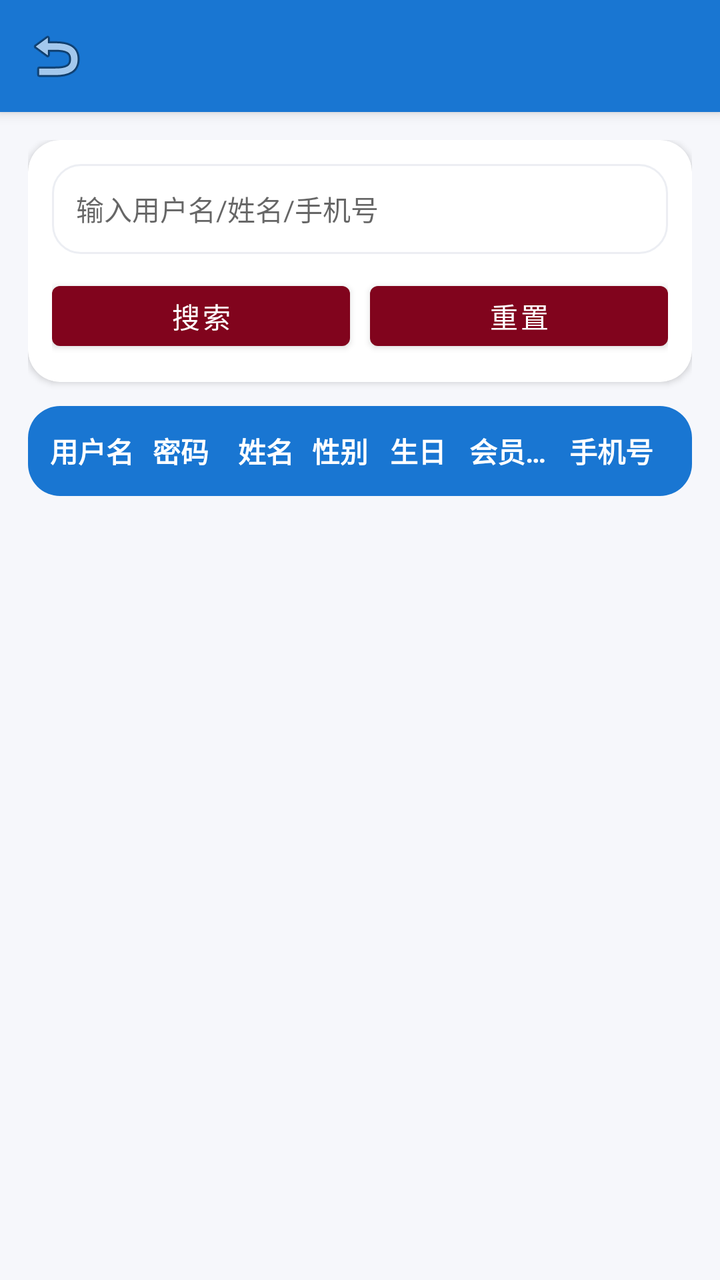
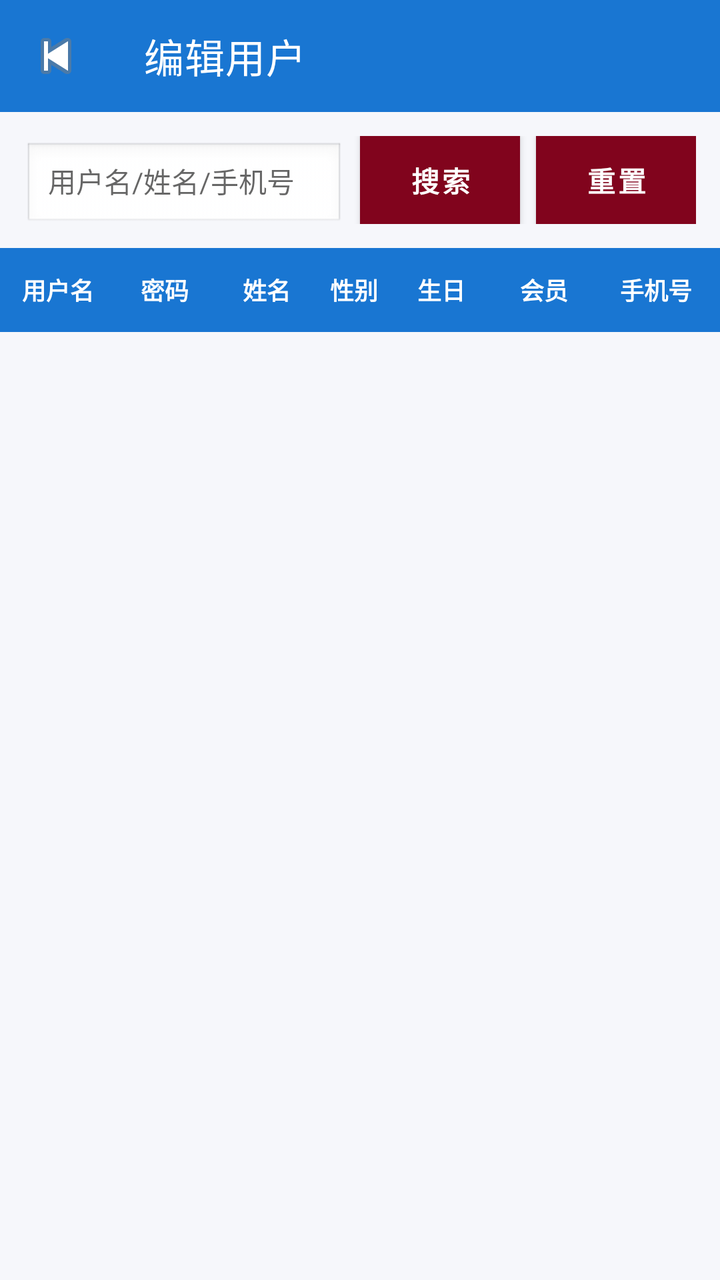

The first picture is an Android layout as it rendered before a commit; the second is the same layout after the commit. The layout source and the unified diff follow.
<!-- AndroidManifest.xml: application theme AppTheme -->
<!-- res/layout/activity_admin_editer_users.xml -->
<?xml version="1.0" encoding="utf-8"?>
<androidx.coordinatorlayout.widget.CoordinatorLayout
    xmlns:android="http://schemas.android.com/apk/res/android"
    xmlns:app="http://schemas.android.com/apk/res-auto"
    android:layout_width="match_parent"
    android:layout_height="match_parent"
    android:background="#F6F7FB">

    <com.google.android.material.appbar.AppBarLayout
        android:layout_width="match_parent"
        android:layout_height="wrap_content">

        <com.google.android.material.appbar.MaterialToolbar
            android:id="@+id/adminUserEditTopBar"
            android:layout_width="match_parent"
            android:layout_height="wrap_content"
            android:background="@color/colorPrimary"
            android:title="编辑用户"
            android:titleTextColor="@color/white"
            app:navigationIcon="@android:drawable/ic_menu_revert"/>
    </com.google.android.material.appbar.AppBarLayout>

    <LinearLayout
        android:layout_width="match_parent"
        android:layout_height="match_parent"
        android:orientation="vertical"
        android:padding="14dp"
        app:layout_behavior="@string/appbar_scrolling_view_behavior">

        <com.google.android.material.card.MaterialCardView
            android:layout_width="match_parent"
            android:layout_height="wrap_content"
            app:cardCornerRadius="16dp"
            app:cardElevation="2dp">

            <LinearLayout
                android:layout_width="match_parent"
                android:layout_height="wrap_content"
                android:padding="12dp"
                android:orientation="vertical">

                <EditText
                    android:id="@+id/et_keyword"
                    android:layout_width="match_parent"
                    android:layout_height="45dp"
                    android:hint="输入用户名/姓名/手机号"
                    android:background="@drawable/bg_admin_card"
                    android:paddingStart="12dp"
                    android:paddingEnd="12dp"
                    android:textSize="14sp"/>

                <LinearLayout
                    android:layout_width="match_parent"
                    android:layout_height="wrap_content"
                    android:orientation="horizontal"
                    android:layout_marginTop="10dp">

                    <Button
                        android:id="@+id/btn_search"
                        android:layout_width="0dp"
                        android:layout_height="42dp"
                        android:layout_weight="1"
                        android:text="搜索"/>

                    <Button
                        android:id="@+id/btn_reset"
                        android:layout_width="0dp"
                        android:layout_height="42dp"
                        android:layout_weight="1"
                        android:layout_marginStart="10dp"
                        android:text="重置"/>
                </LinearLayout>
            </LinearLayout>
        </com.google.android.material.card.MaterialCardView>

        
        <com.google.android.material.card.MaterialCardView
            android:layout_width="match_parent"
            android:layout_height="wrap_content"
            android:layout_marginTop="12dp"
            app:cardCornerRadius="16dp"
            app:cardElevation="1dp">

            <LinearLayout
                android:layout_width="match_parent"
                android:layout_height="45dp"
                android:orientation="horizontal"
                android:gravity="center_vertical"
                android:paddingStart="10dp"
                android:paddingEnd="10dp"
                android:background="@color/colorPrimary">

                <TextView android:layout_width="0dp" android:layout_height="wrap_content"
                    android:layout_weight="1.2" android:text="用户名"
                    android:textColor="@color/white" android:textStyle="bold"
                    android:gravity="center" android:singleLine="true"/>

                <TextView android:layout_width="0dp" android:layout_height="wrap_content"
                    android:layout_weight="1.2" android:text="密码"
                    android:textColor="@color/white" android:textStyle="bold"
                    android:gravity="center" android:singleLine="true"/>

                <TextView android:layout_width="0dp" android:layout_height="wrap_content"
                    android:layout_weight="1.1" android:text="姓名"
                    android:textColor="@color/white" android:textStyle="bold"
                    android:gravity="center" android:singleLine="true"/>

                <TextView android:layout_width="0dp" android:layout_height="wrap_content"
                    android:layout_weight="0.9" android:text="性别"
                    android:textColor="@color/white" android:textStyle="bold"
                    android:gravity="center" android:singleLine="true"/>

                <TextView android:layout_width="0dp" android:layout_height="wrap_content"
                    android:layout_weight="1.2" android:text="生日"
                    android:textColor="@color/white" android:textStyle="bold"
                    android:gravity="center" android:singleLine="true"/>

                <TextView android:layout_width="0dp" android:layout_height="wrap_content"
                    android:layout_weight="1.2" android:text="会员状态"
                    android:textColor="@color/white" android:textStyle="bold"
                    android:gravity="center" android:singleLine="true"/>

                <TextView android:layout_width="0dp" android:layout_height="wrap_content"
                    android:layout_weight="1.6" android:text="手机号"
                    android:textColor="@color/white" android:textStyle="bold"
                    android:gravity="center" android:singleLine="true"/>
            </LinearLayout>
        </com.google.android.material.card.MaterialCardView>

        <ListView
            android:id="@+id/delete_reader_list"
            android:layout_width="match_parent"
            android:layout_height="0dp"
            android:layout_weight="1"
            android:layout_marginTop="10dp"
            android:divider="@android:color/transparent"
            android:dividerHeight="8dp"/>

    </LinearLayout>
</androidx.coordinatorlayout.widget.CoordinatorLayout>
<!-- resources referenced by this layout -->
<resources>
  <color name="colorPrimary">#1976D2</color>
  <color name="white">#FFFFFFFF</color>
  <!-- drawable bg_admin_card (drawable) -->
  <?xml version="1.0" encoding="utf-8"?>
  <shape xmlns:android="http://schemas.android.com/apk/res/android">
      <solid android:color="#FFFFFF"/>
      <corners android:radius="14dp"/>
      <stroke android:width="1dp" android:color="#ECEEF3"/>
  </shape>
  <style name="AppTheme" parent="Theme.MaterialComponents.Light.NoActionBar">
          <item name="colorPrimary">#81041D</item>
          <item name="colorPrimaryVariant">#80041D</item>
          <item name="colorSecondary">#81041D</item>
      </style>
</resources>

<!-- the commit's change to res/layout/activity_admin_editer_users.xml (unified diff, before → after) -->
@@ -1,140 +1,100 @@
 <?xml version="1.0" encoding="utf-8"?>
-<androidx.coordinatorlayout.widget.CoordinatorLayout
-    xmlns:android="http://schemas.android.com/apk/res/android"
+<LinearLayout xmlns:android="http://schemas.android.com/apk/res/android"
     xmlns:app="http://schemas.android.com/apk/res-auto"
     android:layout_width="match_parent"
     android:layout_height="match_parent"
-    android:background="#F6F7FB">
+    android:background="#F6F7FB"
+    android:orientation="vertical">
 
-    <com.google.android.material.appbar.AppBarLayout
+    <com.google.android.material.appbar.MaterialToolbar
+        android:id="@+id/adminUserEditTopBar"
         android:layout_width="match_parent"
-        android:layout_height="wrap_content">
-
-        <com.google.android.material.appbar.MaterialToolbar
-            android:id="@+id/adminUserEditTopBar"
-            android:layout_width="match_parent"
-            android:layout_height="wrap_content"
-            android:background="@color/colorPrimary"
-            android:title="编辑用户"
-            android:titleTextColor="@color/white"
-            app:navigationIcon="@android:drawable/ic_menu_revert"/>
-    </com.google.android.material.appbar.AppBarLayout>
+        android:layout_height="56dp"
+        android:background="@color/colorPrimary"
+        app:title="编辑用户"
+        app:titleTextColor="@android:color/white"
+        app:navigationIcon="@android:drawable/ic_media_previous" />
 
     <LinearLayout
         android:layout_width="match_parent"
+        android:layout_height="wrap_content"
+        android:padding="12dp"
+        android:orientation="horizontal">
+
+        <EditText
+            android:id="@+id/et_keyword"
+            android:layout_width="0dp"
+            android:layout_height="44dp"
+            android:layout_weight="1"
+            android:background="@android:drawable/edit_text"
+            android:hint="用户名/姓名/手机号"
+            android:paddingStart="12dp"
+            android:paddingEnd="12dp"
+            android:textSize="14sp" />
+
+        <Button
+            android:id="@+id/btn_search"
+            android:layout_width="80dp"
+            android:layout_height="44dp"
+            android:layout_marginStart="8dp"
+            android:background="@color/colorPrimary"
+            android:text="搜索"
+            android:textColor="@android:color/white"
+            android:textStyle="bold" />
+
+        <Button
+            android:id="@+id/btn_reset"
+            android:layout_width="80dp"
+            android:layout_height="44dp"
+            android:layout_marginStart="8dp"
+            android:background="#B0BEC5"
+            android:text="重置"
+            android:textColor="@android:color/white"
+            android:textStyle="bold" />
+    </LinearLayout>
+
+    
+    <LinearLayout
+        android:layout_width="match_parent"
+        android:layout_height="42dp"
+        android:orientation="horizontal"
+        android:gravity="center"
+        android:background="@color/colorPrimary">
+
+        <TextView android:layout_width="0dp" android:layout_height="wrap_content" android:layout_weight="1.2"
+            android:text="用户名" android:textColor="@android:color/white" android:textStyle="bold"
+            android:gravity="center" android:textSize="12sp"/>
+
+        <TextView android:layout_width="0dp" android:layout_height="wrap_content" android:layout_weight="1.0"
+            android:text="密码" android:textColor="@android:color/white" android:textStyle="bold"
+            android:gravity="center" android:textSize="12sp"/>
+
+        <TextView android:layout_width="0dp" android:layout_height="wrap_content" android:layout_weight="1.1"
+            android:text="姓名" android:textColor="@android:color/white" android:textStyle="bold"
+            android:gravity="center" android:textSize="12sp"/>
+
+        <TextView android:layout_width="0dp" android:layout_height="wrap_content" android:layout_weight="0.7"
+            android:text="性别" android:textColor="@android:color/white" android:textStyle="bold"
+            android:gravity="center" android:textSize="12sp"/>
+
+        <TextView android:layout_width="0dp" android:layout_height="wrap_content" android:layout_weight="1.1"
+            android:text="生日" android:textColor="@android:color/white" android:textStyle="bold"
+            android:gravity="center" android:textSize="12sp"/>
+
+        <TextView android:layout_width="0dp" android:layout_height="wrap_content" android:layout_weight="1.0"
+            android:text="会员" android:textColor="@android:color/white" android:textStyle="bold"
+            android:gravity="center" android:textSize="12sp"/>
+
+        <TextView android:layout_width="0dp" android:layout_height="wrap_content" android:layout_weight="1.3"
+            android:text="手机号" android:textColor="@android:color/white" android:textStyle="bold"
+            android:gravity="center" android:textSize="12sp"/>
+    </LinearLayout>
+
+    <ListView
+        android:id="@+id/delete_reader_list"
+        android:layout_width="match_parent"
         android:layout_height="match_parent"
-        android:orientation="vertical"
-        android:padding="14dp"
-        app:layout_behavior="@string/appbar_scrolling_view_behavior">
-
-        <com.google.android.material.card.MaterialCardView
-            android:layout_width="match_parent"
-            android:layout_height="wrap_content"
-            app:cardCornerRadius="16dp"
-            app:cardElevation="2dp">
-
-            <LinearLayout
-                android:layout_width="match_parent"
-                android:layout_height="wrap_content"
-                android:padding="12dp"
-                android:orientation="vertical">
-
-                <EditText
-                    android:id="@+id/et_keyword"
-                    android:layout_width="match_parent"
-                    android:layout_height="45dp"
-                    android:hint="输入用户名/姓名/手机号"
-                    android:background="@drawable/bg_admin_card"
-                    android:paddingStart="12dp"
-                    android:paddingEnd="12dp"
-                    android:textSize="14sp"/>
-
-                <LinearLayout
-                    android:layout_width="match_parent"
-                    android:layout_height="wrap_content"
-                    android:orientation="horizontal"
-                    android:layout_marginTop="10dp">
-
-                    <Button
-                        android:id="@+id/btn_search"
-                        android:layout_width="0dp"
-                        android:layout_height="42dp"
-                        android:layout_weight="1"
-                        android:text="搜索"/>
-
-                    <Button
-                        android:id="@+id/btn_reset"
-                        android:layout_width="0dp"
-                        android:layout_height="42dp"
-                        android:layout_weight="1"
-                        android:layout_marginStart="10dp"
-                        android:text="重置"/>
-                </LinearLayout>
-            </LinearLayout>
-        </com.google.android.material.card.MaterialCardView>
-
-        
-        <com.google.android.material.card.MaterialCardView
-            android:layout_width="match_parent"
-            android:layout_height="wrap_content"
-            android:layout_marginTop="12dp"
-            app:cardCornerRadius="16dp"
-            app:cardElevation="1dp">
-
-            <LinearLayout
-                android:layout_width="match_parent"
-                android:layout_height="45dp"
-                android:orientation="horizontal"
-                android:gravity="center_vertical"
-                android:paddingStart="10dp"
-                android:paddingEnd="10dp"
-                android:background="@color/colorPrimary">
-
-                <TextView android:layout_width="0dp" android:layout_height="wrap_content"
-                    android:layout_weight="1.2" android:text="用户名"
-                    android:textColor="@color/white" android:textStyle="bold"
-                    android:gravity="center" android:singleLine="true"/>
-
-                <TextView android:layout_width="0dp" android:layout_height="wrap_content"
-                    android:layout_weight="1.2" android:text="密码"
-                    android:textColor="@color/white" android:textStyle="bold"
-                    android:gravity="center" android:singleLine="true"/>
-
-                <TextView android:layout_width="0dp" android:layout_height="wrap_content"
-                    android:layout_weight="1.1" android:text="姓名"
-                    android:textColor="@color/white" android:textStyle="bold"
-                    android:gravity="center" android:singleLine="true"/>
-
-                <TextView android:layout_width="0dp" android:layout_height="wrap_content"
-                    android:layout_weight="0.9" android:text="性别"
-                    android:textColor="@color/white" android:textStyle="bold"
-                    android:gravity="center" android:singleLine="true"/>
-
-                <TextView android:layout_width="0dp" android:layout_height="wrap_content"
-                    android:layout_weight="1.2" android:text="生日"
-                    android:textColor="@color/white" android:textStyle="bold"
-                    android:gravity="center" android:singleLine="true"/>
-
-                <TextView android:layout_width="0dp" android:layout_height="wrap_content"
-                    android:layout_weight="1.2" android:text="会员状态"
-                    android:textColor="@color/white" android:textStyle="bold"
-                    android:gravity="center" android:singleLine="true"/>
-
-                <TextView android:layout_width="0dp" android:layout_height="wrap_content"
-                    android:layout_weight="1.6" android:text="手机号"
-                    android:textColor="@color/white" android:textStyle="bold"
-                    android:gravity="center" android:singleLine="true"/>
-            </LinearLayout>
-        </com.google.android.material.card.MaterialCardView>
-
-        <ListView
-            android:id="@+id/delete_reader_list"
-            android:layout_width="match_parent"
-            android:layout_height="0dp"
-            android:layout_weight="1"
-            android:layout_marginTop="10dp"
-            android:divider="@android:color/transparent"
-            android:dividerHeight="8dp"/>
-
-    </LinearLayout>
-</androidx.coordinatorlayout.widget.CoordinatorLayout>
+        android:divider="@android:color/transparent"
+        android:dividerHeight="8dp"
+        android:padding="12dp"/>
+</LinearLayout>
<!-- resource entries referenced after the edit -->
@@ -1,14 +1,6 @@
 <!-- resources referenced by this layout -->
 <resources>
   <color name="colorPrimary">#1976D2</color>
-  <color name="white">#FFFFFFFF</color>
-  <!-- drawable bg_admin_card (drawable) -->
-  <?xml version="1.0" encoding="utf-8"?>
-  <shape xmlns:android="http://schemas.android.com/apk/res/android">
-      <solid android:color="#FFFFFF"/>
-      <corners android:radius="14dp"/>
-      <stroke android:width="1dp" android:color="#ECEEF3"/>
-  </shape>
   <style name="AppTheme" parent="Theme.MaterialComponents.Light.NoActionBar">
           <item name="colorPrimary">#81041D</item>
           <item name="colorPrimaryVariant">#80041D</item>
